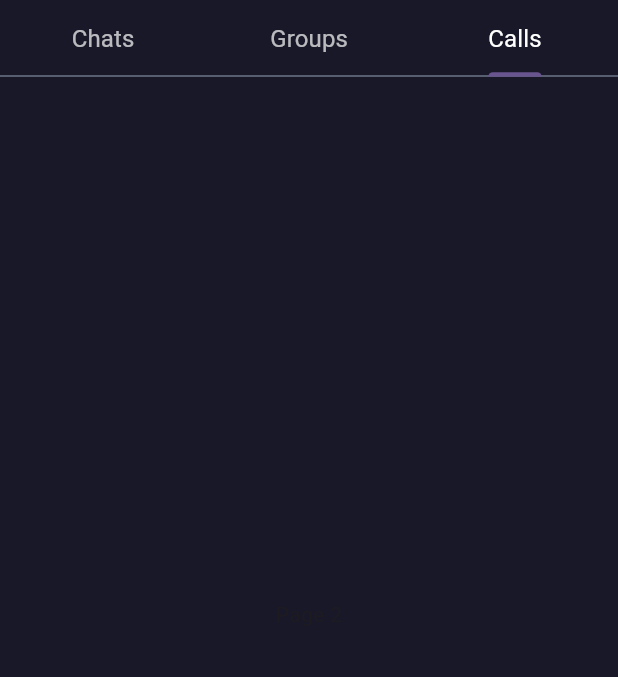
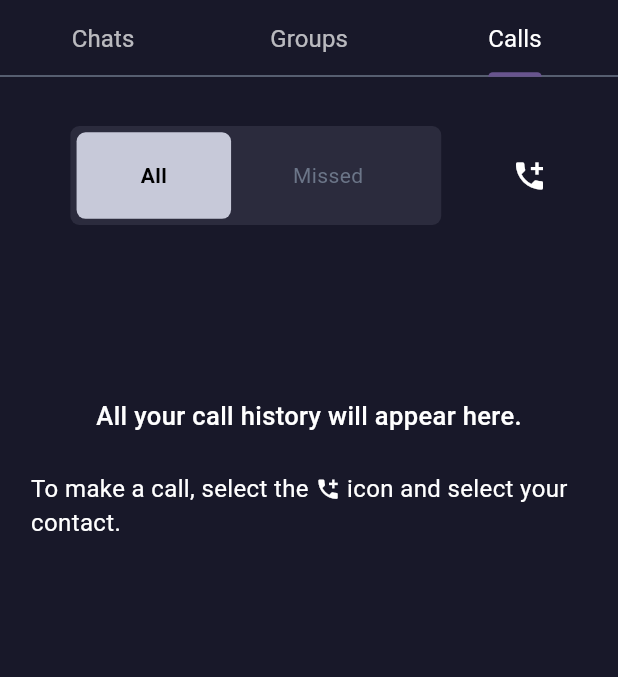
Before and after one commit to maaxkhann/Sport-App-Flutter, a Flutter app: the MainChatScreen screen opened directly, tab 3 chosen, on a phone screen of 412 x 824 dp, the part 84-761 px from its top. Run offline on Flutter 3.47's test engine with Material 3 defaults, Android fonts, the phone set to English and light mode, and no system bars; our stand-ins replace flutter_svg, get.

Commit message:
chat section done

```diff
--- a/lib/screens/chat/main_chat_screen.dart
+++ b/lib/screens/chat/main_chat_screen.dart
@@ -1,9 +1,11 @@
 import 'package:flutter/material.dart';
 import 'package:get/get.dart';
 import 'package:sports_app/app_constants/constant_colors.dart';
-import 'package:sports_app/screens/chat/group_chat_screen.dart';
-import 'package:sports_app/screens/chat/single_chat_screen.dart';
+import 'package:sports_app/app_constants/constant_textstyle.dart';
+import 'package:sports_app/screens/chat/widgets/main_and_group_chat.dart';
 import 'package:sports_app/screens/chat/widgets/main_chat_appBar.dart';
+
+import 'widgets/calls_tabbar_view_widget.dart';
 
 class MainChatScreen extends StatelessWidget {
   const MainChatScreen({super.key});
@@ -17,61 +19,43 @@ class MainChatScreen extends StatelessWidget {
         appBar: const MainChatAppBar(),
         body: TabBarView(
           children: [
-            ListView.builder(
-                itemCount: 5,
-                itemBuilder: (context, index) {
-                  return Padding(
-                    padding: EdgeInsets.only(top: Get.height * 0.02),
-                    child: InkWell(
-                      onTap: () {
-                        if (index == 4) {
-                          Get.to(() => const GroupChatScreen());
-                        } else {
-                          Get.to(() => const SingleChatScreen());
-                        }
-                      },
-                      child: Card(
-                        color: const Color(0xFF2B2B3D),
-                        child: ListTile(
-                          leading: CircleAvatar(
-                            radius: 23,
-                            child:
-                                Image.asset('assets/common-icons/person.png'),
+            const MainAndGroupChat(
+              image: 'assets/common-icons/person.png',
+              name: 'John Cooks @Johncooks16',
+              message: 'Hey Buddy, Available for tonight’s game?',
+              time: '2hrs',
             ),
-                          title: Text(
-                            index == 4
-                                ? 'Never Walk Alone'
-                                : 'John Cooks @Johncooks16',
-                            style: const TextStyle(
-                                fontSize: 16,
-                                fontWeight: FontWeight.w600,
-                                color: kWhite),
-                            maxLines: 1,
-                            overflow: TextOverflow.ellipsis,
+            Scaffold(
+              body: const MainAndGroupChat(
+                image: 'assets/chat-icons/image 186.png',
+                name: 'NBA for All',
+                message: '@BigFlexLFC: Big game Tonight....',
+                time: '2hrs',
               ),
-                          subtitle: Text(
-                            index == 4
-                                ? '@BigFlexLFC: Big game Tonight....'
-                                : 'Hey Buddy, Available for tonight’s game?',
-                            style: const TextStyle(
-                                fontSize: 12,
-                                fontWeight: FontWeight.w400,
-                                color: Color(0xFFE3EDFF)),
+              floatingActionButton: Container(
+                width: Get.width * 0.12,
+                height: Get.height * 0.06,
+                decoration:
+                    const BoxDecoration(shape: BoxShape.circle, boxShadow: [
+                  BoxShadow(
+                    color: Color(0Xff3377ff26),
+                    spreadRadius: 8,
+                    blurRadius: 10,
                   ),
-                          trailing: const Text(
-                            '2hrs',
-                            style: TextStyle(
-                                fontSize: 12,
-                                fontWeight: FontWeight.w400,
-                                color: Color(0xFFC7C9D9)),
+                ]),
+                child: FloatingActionButton(
+                  backgroundColor: Colors.green,
+                  shape: RoundedRectangleBorder(
+                      borderRadius: BorderRadius.circular(Get.height * 0.1)),
+                  onPressed: () {},
+                  child: const Icon(
+                    Icons.add,
+                    color: kWhite,
                   ),
                 ),
               ),
             ),
-                  );
-                }),
-            Center(child: Text("Page 2")),
-            Center(child: Text("Page 2")),
+            const CallsTabBarView()
           ],
         ),
       ),
--- /dev/null
+++ b/lib/screens/chat/widgets/calls_tabbar_view_widget.dart
@@ -0,0 +1,226 @@
+import 'package:flutter/material.dart';
+import 'package:get/get.dart';
+import 'package:sports_app/app_constants/constant_colors.dart';
+import 'package:sports_app/app_constants/constant_textstyle.dart';
+
+class CallsTabBarView extends StatefulWidget {
+  const CallsTabBarView({
+    super.key,
+  });
+
+  @override
+  State<CallsTabBarView> createState() => _CallsTabBarViewState();
+}
+
+class _CallsTabBarViewState extends State<CallsTabBarView> {
+  bool isSelected = false;
+  @override
+  Widget build(BuildContext context) {
+    return ListView(
+      children: [
+        Align(
+          alignment: Alignment.topCenter,
+          child: Row(
+            mainAxisAlignment: MainAxisAlignment.spaceEvenly,
+            children: [
+              Container(
+                margin: EdgeInsets.only(top: Get.height * 0.04),
+                width: Get.width * 0.6,
+                height: Get.height * 0.08,
+                decoration: BoxDecoration(
+                    color: const Color(0xFF2B2B3D),
+                    borderRadius: BorderRadius.circular(6)),
+                child: Row(
+                  children: [
+                    InkWell(
+                      onTap: () {
+                        setState(() {
+                          isSelected = !isSelected;
+                        });
+                      },
+                      child: Container(
+                        width: Get.width * 0.25,
+                        margin: EdgeInsets.only(
+                            right: Get.width * 0.1,
+                            top: Get.height * 0.005,
+                            bottom: Get.height * 0.005,
+                            left: Get.width * 0.01),
+                        decoration: BoxDecoration(
+                            color: const Color(0xFFC7C9D9),
+                            borderRadius: BorderRadius.circular(6)),
+                        child: const Center(
+                          child: Text(
+                            'All',
+                            style: TextStyle(
+                                fontSize: 14,
+                                fontWeight: FontWeight.w700,
+                                color: Colors.black),
+                          ),
+                        ),
+                      ),
+                    ),
+                    const Center(
+                      child: Text(
+                        'Missed',
+                        style: TextStyle(
+                            fontSize: 14,
+                            fontWeight: FontWeight.w400,
+                            color: Color(0xFF6B7588)),
+                      ),
+                    )
+                  ],
+                ),
+              ),
+              Padding(
+                padding: EdgeInsets.only(top: Get.height * 0.04),
+                child: const Icon(
+                  Icons.add_ic_call,
+                  color: kWhite,
+                ),
+              )
+            ],
+          ),
+        ),
+        SizedBox(
+          height: isSelected ? Get.height * 0.06 : Get.height * 0.14,
+        ),
+        isSelected == true
+            ? ListView.separated(
+                shrinkWrap: true,
+                itemCount: 3,
+                separatorBuilder: (BuildContext context, int index) {
+                  return Divider(
+                    indent: Get.width * 0.04,
+                    endIndent: Get.width * 0.04,
+                    color: const Color(0xFF6B7588),
+                    thickness: 1,
+                    height: 0,
+                  );
+                },
+                itemBuilder: (context, index) {
+                  String subtitleText = '';
+                  IconData iconData;
+                  Color subtitleColor;
+
+                  switch (index) {
+                    case 0:
+                      subtitleText = 'Missed';
+                      iconData = Icons.missed_video_call;
+                      subtitleColor = const Color(0xFFE53535);
+                      break;
+                    case 1:
+                      subtitleText = 'Incoming';
+                      iconData = Icons.phone_callback;
+                      subtitleColor = const Color(0xFF57EBA1);
+                      break;
+                    case 2:
+                      subtitleText = 'Outgoing';
+                      iconData = Icons.phone_forwarded;
+                      subtitleColor = const Color(0xFF1566C9);
+                      break;
+                    default:
+                      subtitleText = '';
+                      iconData =
+                          Icons.help; // Default icon if index is not expected
+                      subtitleColor = Colors.black; // Default color
+                  }
+
+                  return ListTile(
+                    leading: CircleAvatar(
+                      radius: 20,
+                      child: Image.asset('assets/common-icons/person.png'),
+                    ),
+                    title: const Text(
+                      'Lexyjay',
+                      style: TextStyle(
+                        fontSize: 16,
+                        fontWeight: FontWeight.w600,
+                        color: kWhite,
+                      ),
+                    ),
+                    subtitle: Row(
+                      children: [
+                        Icon(
+                          iconData,
+                          size: 15,
+                          color: subtitleColor,
+                        ),
+                        Text(
+                          subtitleText,
+                          style: TextStyle(
+                            fontSize: 12,
+                            fontWeight: FontWeight.w400,
+                            color: subtitleColor,
+                          ),
+                        ),
+                      ],
+                    ),
+                    trailing: const Padding(
+                      padding: EdgeInsets.only(top: 10.0),
+                      child: Column(
+                        children: [
+                          Icon(
+                            Icons.more_horiz,
+                            color: kWhite,
+                            size: 15,
+                          ),
+                          Text(
+                            '8:39',
+                            style: TextStyle(
+                              fontSize: 12,
+                              fontWeight: FontWeight.w400,
+                              color: Color(0xFFC7C9D9),
+                            ),
+                          ),
+                        ],
+                      ),
+                    ),
+                  );
+                },
+              )
+            : Column(
+                crossAxisAlignment: CrossAxisAlignment.center,
+                children: [
+                  Padding(
+                    padding: EdgeInsets.symmetric(horizontal: Get.width * 0.05),
+                    child: const Text(
+                      'All your call history will appear here.',
+                      style: TextStyle(
+                          fontSize: 17,
+                          fontWeight: FontWeight.w500,
+                          color: kWhite),
+                    ),
+                  ),
+                  SizedBox(
+                    height: Get.height * 0.03,
+                  ),
+                  Padding(
+                      padding:
+                          EdgeInsets.symmetric(horizontal: Get.width * 0.05),
+                      child: const Text.rich(
+                        TextSpan(
+                          children: [
+                            TextSpan(
+                              text: 'To make a call, select the ',
+                              style: TextStyle(fontSize: 16, color: kWhite),
+                            ),
+                            WidgetSpan(
+                              child: Icon(
+                                Icons.add_ic_call,
+                                color: kWhite,
+                                size: 17,
+                              ),
+                            ),
+                            TextSpan(
+                              text: ' icon and select your contact.',
+                              style: TextStyle(fontSize: 16, color: kWhite),
+                            ),
+                          ],
+                        ),
+                      ))
+                ],
+              )
+      ],
+    );
+  }
+}
--- a/lib/screens/chat/widgets/custom_message_bar.dart
+++ b/lib/screens/chat/widgets/custom_message_bar.dart
@@ -38,12 +38,14 @@ class CustomMessageBar extends StatelessWidget {
                   Expanded(
                     child: TextField(
                       controller: textController,
+                      style: const TextStyle(
+                          fontSize: 16, color: Color(0xFFC7C9D9)),
                       decoration: InputDecoration(
                         suffixIcon: InkWell(
                           onTap: () {},
                           child: const Icon(
                             Icons.mic,
-                            size: 24,
+                            size: 20,
                             color: kWhite,
                           ),
                         ),
--- a/lib/screens/chat/widgets/single_chat_container.dart
+++ b/lib/screens/chat/widgets/single_chat_container.dart
@@ -34,7 +34,7 @@ class SingleChatContainer extends StatelessWidget {
           isPrefixImage == true
               ? Padding(
                   padding: EdgeInsets.only(
-                      right: Get.width * 0.02, bottom: Get.height * 0.03),
+                      right: Get.width * 0.02, bottom: Get.height * 0.02),
                   child: CircleAvatar(
                     radius: 18,
                     child: Image.asset(
```
Also changed, not shown: lib/constant_widgets/bottom_nav_bar_widget.dart (+12 -1 lines), lib/screens/chat/audio_call_screen.dart (added, +178 -0 lines), lib/screens/chat/widgets/main_and_group_chat.dart (added, +99 -0 lines), lib/screens/chat/widgets/single&group_chat_appBar.dart (+9 -5 lines), assets/chat-icons/image 186.png (added), assets/chat-icons/image.png (added), assets/chat-icons/microphone-slash.svg (added), assets/chat-icons/pause-circle.svg (added), assets/chat-icons/record-circle.svg (added), assets/chat-icons/ri-user-add-line.svg (added), assets/chat-icons/user1.png (added), assets/chat-icons/video.svg (added), assets/chat-icons/volume-high.svg (added), lib/screens/chat/incoming_videocall_screen.dart (added). Lines whose indentation alone changed are shown as unchanged.
